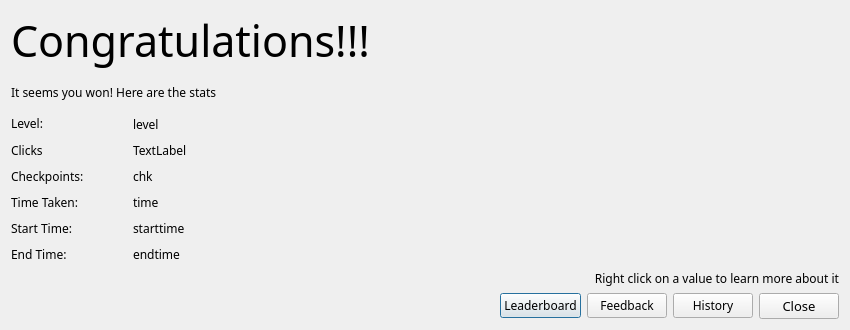
The window that wikiLYNX/ui/congrats.ui (flamboyantpenguin/wikilynx) describes before a commit, drawn with Qt 5.
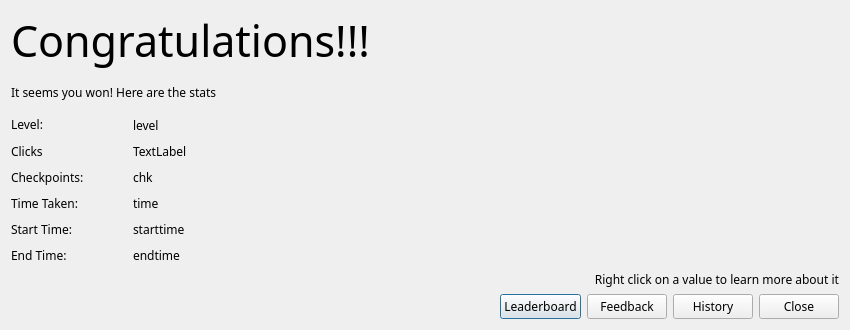
The same window after the commit. Icons and pictures are not drawn.

```diff
--- a/wikiLYNX/ui/congrats.ui
+++ b/wikiLYNX/ui/congrats.ui
@@ -451,8 +451,7 @@
           <widget class="QPushButton" name="closeButton">
            <property name="font">
             <font>
-             <family>Noto Sans</family>
-             <pointsize>10</pointsize>
+             <family>Comfortaa</family>
              <bold>false</bold>
              <hintingpreference>PreferNoHinting</hintingpreference>
             </font>
```
